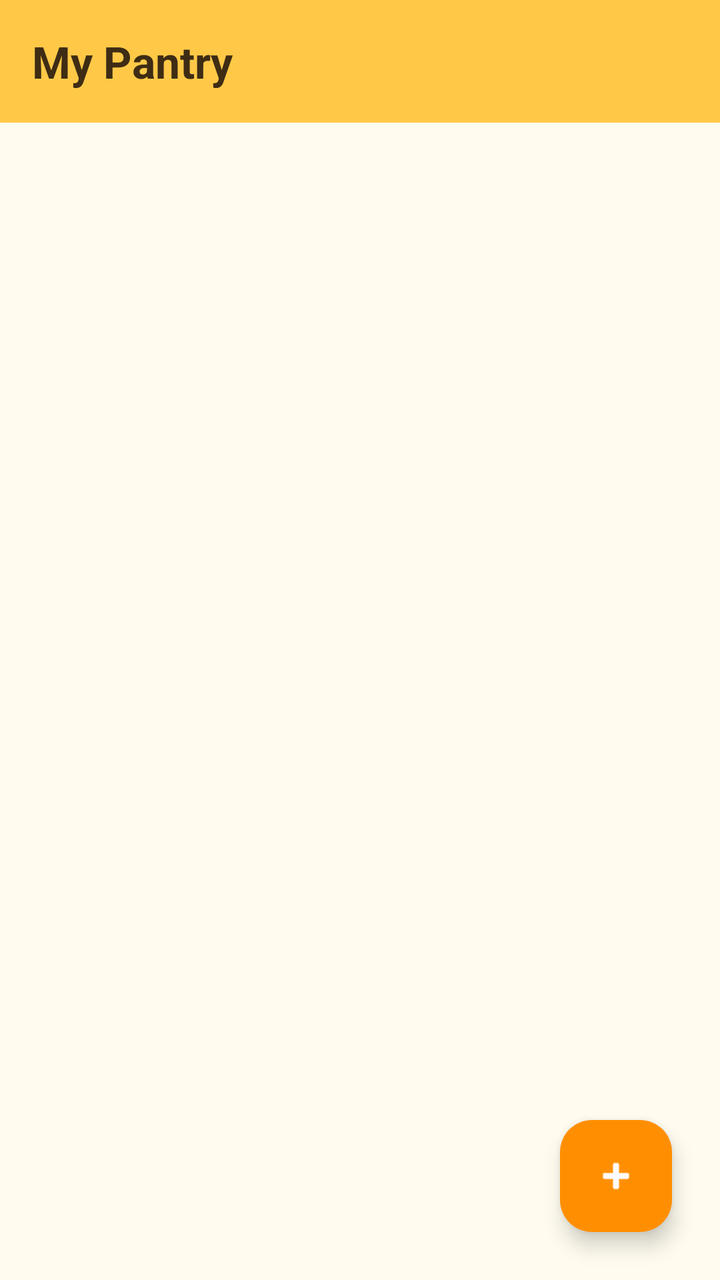
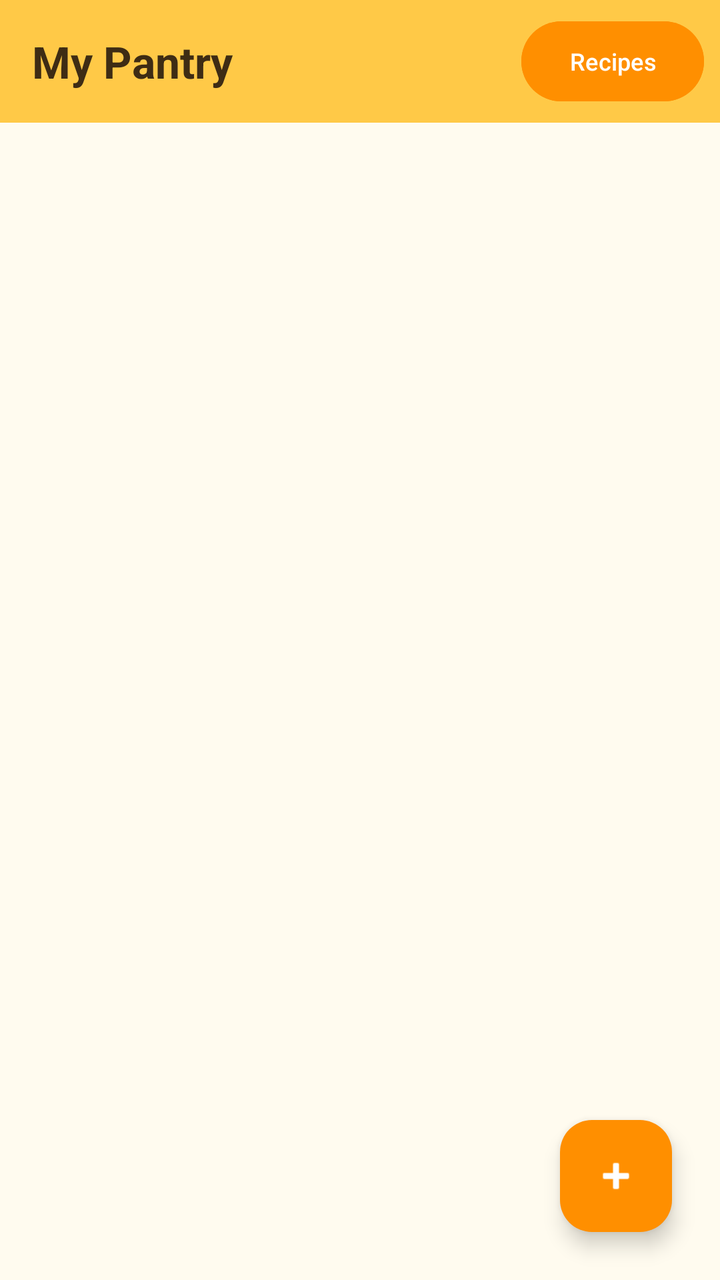

An Android layout rendered at two revisions. The XML below is the earlier revision; the diff shows what the commit changed to produce the second picture.
<!-- AndroidManifest.xml: application theme Theme.SmartPantryManager -->
<!-- res/layout/activity_main.xml -->
<androidx.coordinatorlayout.widget.CoordinatorLayout xmlns:android="http://schemas.android.com/apk/res/android" xmlns:app="http://schemas.android.com/apk/res-auto" android:layout_width="match_parent" android:layout_height="match_parent" android:background="@color/cream_background">
    <TextView android:layout_width="match_parent" android:layout_height="wrap_content" android:text="@string/title_pantry" android:textColor="@color/text_primary" android:textSize="22sp" android:textStyle="bold" android:padding="16dp" android:background="@color/sun_yellow"/>
    <TextView android:id="@+id/textEmptyState" android:layout_width="wrap_content" android:layout_height="wrap_content" android:layout_gravity="center" android:text="@string/empty_pantry" android:textColor="@color/text_secondary" android:textSize="14sp" android:paddingHorizontal="32dp" android:gravity="center" android:visibility="gone"/>
    <androidx.recyclerview.widget.RecyclerView android:id="@+id/recyclerPantry" android:layout_width="match_parent" android:layout_height="match_parent" android:layout_marginTop="56dp" android:padding="8dp" android:clipToPadding="false"/>
    <com.google.android.material.floatingactionbutton.FloatingActionButton android:id="@+id/fabAddItem" android:layout_width="wrap_content" android:layout_height="wrap_content" android:layout_gravity="bottom|end" android:layout_margin="24dp" android:src="@android:drawable/ic_input_add" app:backgroundTint="@color/amber_accent" app:tint="@color/white" android:contentDescription="Add ingredient"/>
</androidx.coordinatorlayout.widget.CoordinatorLayout>
<!-- resources referenced by this layout -->
<resources>
  <color name="amber_accent">#FF8F00</color>
  <color name="cream_background">#FFFBEF</color>
  <color name="sun_yellow">#FFC947</color>
  <color name="text_primary">#3E2C14</color>
  <color name="text_secondary">#7A6A50</color>
  <color name="white">#FFFFFF</color>
  <string name="empty_pantry">Your pantry is empty. Tap + to add an ingredient.</string>
  <string name="title_pantry">My Pantry</string>
  <style name="Theme.SmartPantryManager" parent="Base.Theme.SmartPantryManager" />
  <style name="Base.Theme.SmartPantryManager" parent="Theme.Material3.DayNight.NoActionBar">
          <item name="colorPrimary">@color/sun_yellow</item>
          <item name="colorPrimaryVariant">@color/sun_yellow_dark</item>
          <item name="colorOnPrimary">@color/text_primary</item>
          <item name="colorSecondary">@color/amber_accent</item>
          <item name="colorSecondaryVariant">@color/amber_accent</item>
          <item name="colorOnSecondary">@color/white</item>
          <item name="android:colorBackground">@color/cream_background</item>
          <item name="colorSurface">@color/surface_white</item>
          <item name="colorOnSurface">@color/text_primary</item>
          <item name="colorError">@color/error_red</item>
          <item name="android:statusBarColor">@color/sun_yellow_dark</item>
          <item name="android:windowLightStatusBar">true</item>
      </style>
  <color name="sun_yellow_dark">#F2A900</color>
  <color name="surface_white">#FFFFFF</color>
  <color name="error_red">#D32F2F</color>
</resources>

<!-- the commit's change to res/layout/activity_main.xml (unified diff, before → after) -->
@@ -1,6 +1,9 @@
 <androidx.coordinatorlayout.widget.CoordinatorLayout xmlns:android="http://schemas.android.com/apk/res/android" xmlns:app="http://schemas.android.com/apk/res-auto" android:layout_width="match_parent" android:layout_height="match_parent" android:background="@color/cream_background">
-    <TextView android:layout_width="match_parent" android:layout_height="wrap_content" android:text="@string/title_pantry" android:textColor="@color/text_primary" android:textSize="22sp" android:textStyle="bold" android:padding="16dp" android:background="@color/sun_yellow"/>
+    <LinearLayout android:layout_width="match_parent" android:layout_height="wrap_content" android:orientation="horizontal" android:background="@color/sun_yellow" android:gravity="center_vertical" android:paddingStart="16dp" android:paddingEnd="8dp">
+        <TextView android:layout_width="0dp" android:layout_height="wrap_content" android:layout_weight="1" android:text="@string/title_pantry" android:textColor="@color/text_primary" android:textSize="22sp" android:textStyle="bold" android:paddingVertical="16dp"/>
+        <Button android:id="@+id/buttonViewSuggested" android:layout_width="wrap_content" android:layout_height="wrap_content" android:text="Recipes" android:textSize="12sp" android:backgroundTint="@color/amber_accent" android:textColor="@color/white"/>
+    </LinearLayout>
     <TextView android:id="@+id/textEmptyState" android:layout_width="wrap_content" android:layout_height="wrap_content" android:layout_gravity="center" android:text="@string/empty_pantry" android:textColor="@color/text_secondary" android:textSize="14sp" android:paddingHorizontal="32dp" android:gravity="center" android:visibility="gone"/>
-    <androidx.recyclerview.widget.RecyclerView android:id="@+id/recyclerPantry" android:layout_width="match_parent" android:layout_height="match_parent" android:layout_marginTop="56dp" android:padding="8dp" android:clipToPadding="false"/>
+    <androidx.recyclerview.widget.RecyclerView android:id="@+id/recyclerPantry" android:layout_width="match_parent" android:layout_height="match_parent" android:layout_marginTop="64dp" android:padding="8dp" android:clipToPadding="false"/>
     <com.google.android.material.floatingactionbutton.FloatingActionButton android:id="@+id/fabAddItem" android:layout_width="wrap_content" android:layout_height="wrap_content" android:layout_gravity="bottom|end" android:layout_margin="24dp" android:src="@android:drawable/ic_input_add" app:backgroundTint="@color/amber_accent" app:tint="@color/white" android:contentDescription="Add ingredient"/>
 </androidx.coordinatorlayout.widget.CoordinatorLayout>
